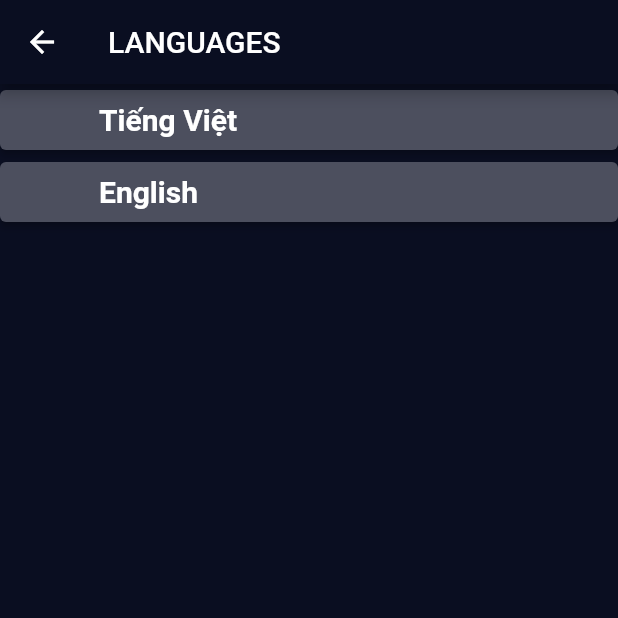
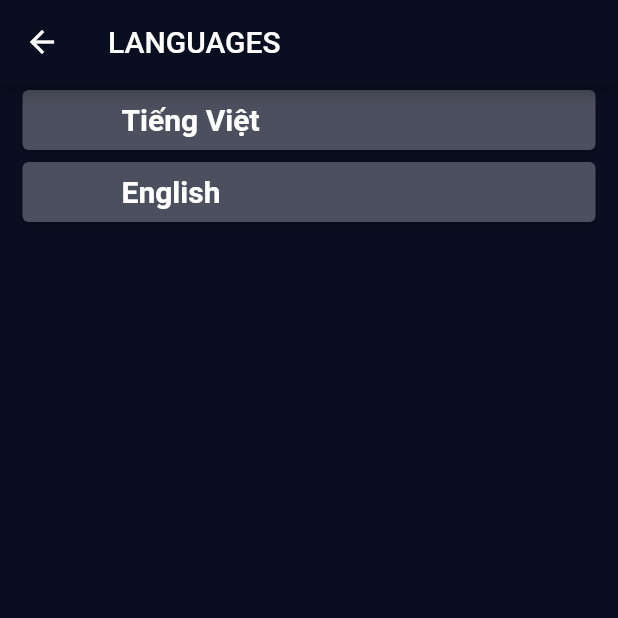
Before and after one commit to TNQT14/BMI_calculator, a Flutter app: the LanguageWidget screen opened by its route, on a phone screen of 412 x 824 dp, the top half of it. Run offline on Flutter 3.47's test engine with Material 2 defaults, Android fonts, the phone set to English and light mode, and no system bars; our stand-ins replace shared_preferences; accounts and stored records are empty.

```diff
--- /dev/null
+++ b/lib/routes/fade_routes.dart
@@ -0,0 +1,16 @@
+import 'package:flutter/material.dart';
+
+class FadeRoute<T> extends MaterialPageRoute<T>{
+  FadeRoute({required WidgetBuilder builder, required RouteSettings settings}) : super(builder: builder, settings: settings);
+
+  @override
+  Duration get transitionDuration => const Duration(microseconds: 500);
+
+  @override
+  Widget buidTransitions(BuildContext context, Animation<double> animation, Animation<double> secondaryAnimation, Widget child){
+    return FadeTransition(
+      opacity: animation,
+      child: child,
+    );
+  }
+}
--- a/lib/routes/routes.dart
+++ b/lib/routes/routes.dart
@@ -1,3 +1,4 @@
+import 'package:bmi_calculator/routes/fade_routes.dart';
 import 'package:bmi_calculator/screens/history_screen.dart';
 import 'package:bmi_calculator/screens/input_screen.dart';
 import 'package:bmi_calculator/screens/result_screen.dart';
@@ -29,9 +30,10 @@ class RouteGenerator{
           builder: (_) => ResultScreen(bmiResult: result,),
         );
       case inputScreen:
-        return MaterialPageRoute<InputScreen>(
-          builder: (_) => const InputScreen(),
-        );
+        // return MaterialPageRoute<InputScreen>(
+        //   builder: (_) => const InputScreen(),
+        // );
+        return FadeRoute(builder: (_)=>const InputScreen(), settings: setting);
       case historyScreen:
         return MaterialPageRoute<InputScreen>(
           builder: (_) => const HistoryScreen(),
--- a/lib/screens/input_screen.dart
+++ b/lib/screens/input_screen.dart
@@ -48,8 +48,6 @@ class _InputScreenState extends State<InputScreen> with SingleTickerProviderStat
 
   @override
   Widget build(BuildContext context) {
-    final local = Localizations.localeOf(context);
-
     return Scaffold(
       backgroundColor: AppColors.appPrimaryColor,
       appBar: AppBar(
--- a/lib/utils/widget_language_picker.dart
+++ b/lib/utils/widget_language_picker.dart
@@ -31,7 +31,9 @@ class LanguageWidget extends StatelessWidget {
       body: ListView.builder(
         itemCount: pickerLang.length,
         itemBuilder: (context, index){
-          return ElevatedButton(
+          return Container(
+            padding: EdgeInsets.fromLTRB(15, 0, 15, 0),
+            child: ElevatedButton(
             //   color:  AppColors.appButtonColor,
             //   elevation: 0,
             //   shape: RoundedRectangleBorder(
@@ -52,6 +54,7 @@ class LanguageWidget extends StatelessWidget {
                 ],
               ),
               onPressed: (){},
+            ),
           );
 
         }
```
Lines whose indentation alone changed are shown as unchanged.
